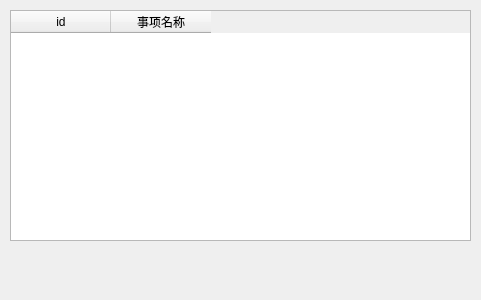
Above: realProgect/dailymsy5.ui from Arthur381/QTproject before the change. Below: the same form after it.
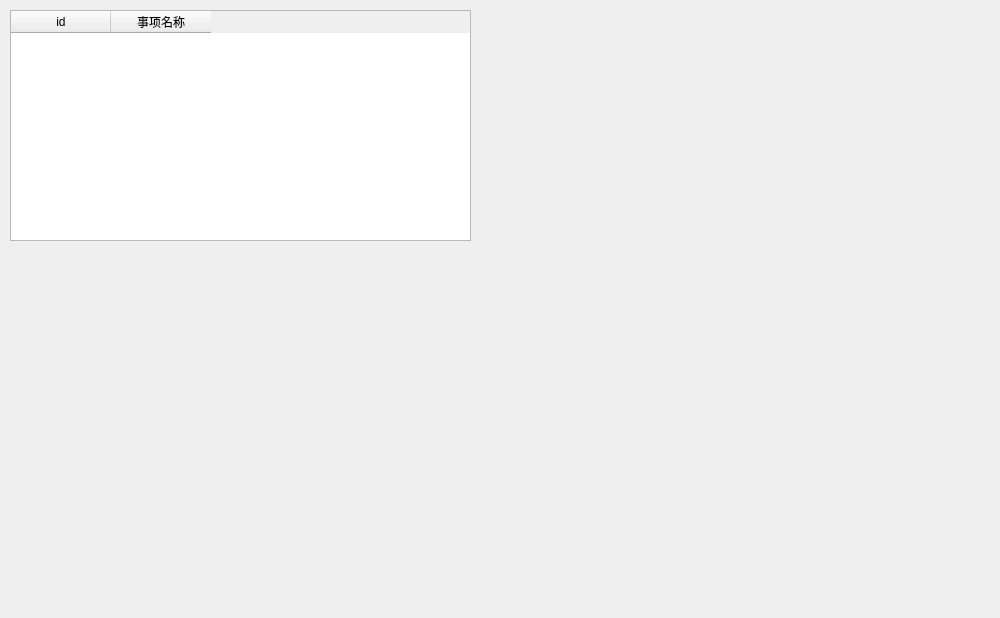
That is the form after the change.

Diff of the .ui file:
```diff
--- a/realProgect/dailymsy5.ui
+++ b/realProgect/dailymsy5.ui
@@ -6,10 +6,22 @@
    <rect>
     <x>0</x>
     <y>0</y>
-    <width>481</width>
-    <height>300</height>
+    <width>1000</width>
+    <height>618</height>
    </rect>
   </property>
+  <property name="minimumSize">
+   <size>
+    <width>1000</width>
+    <height>618</height>
+   </size>
+  </property>
+  <property name="maximumSize">
+   <size>
+    <width>1000</width>
+    <height>618</height>
+   </size>
+  </property>
   <property name="windowTitle">
    <string>Dialog</string>
   </property>
```
